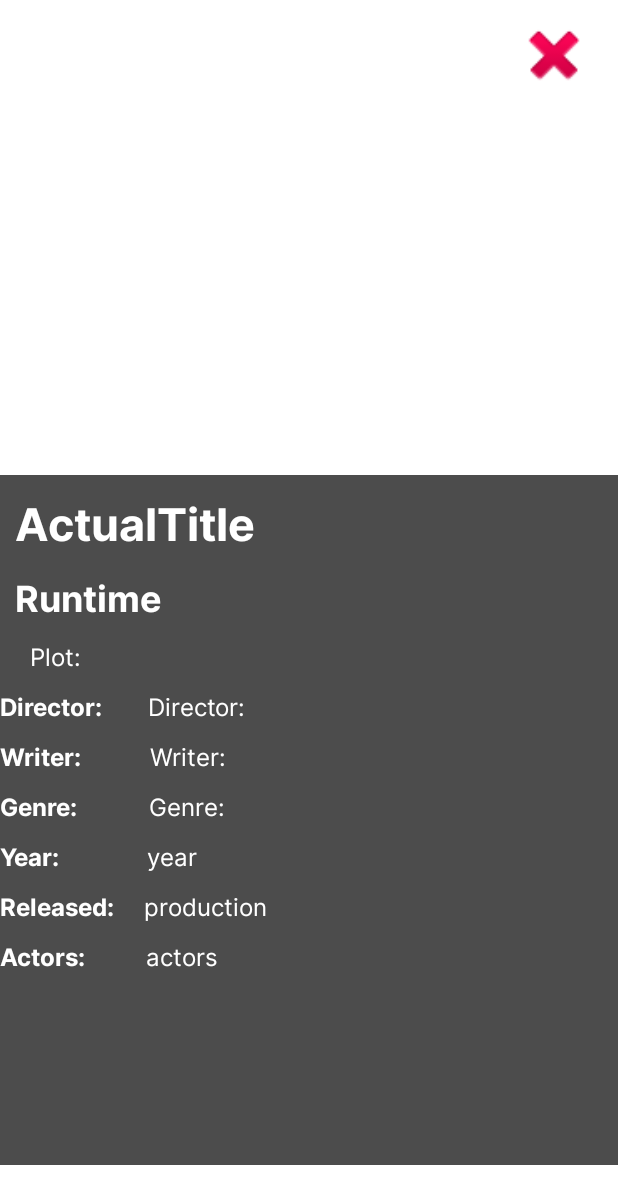
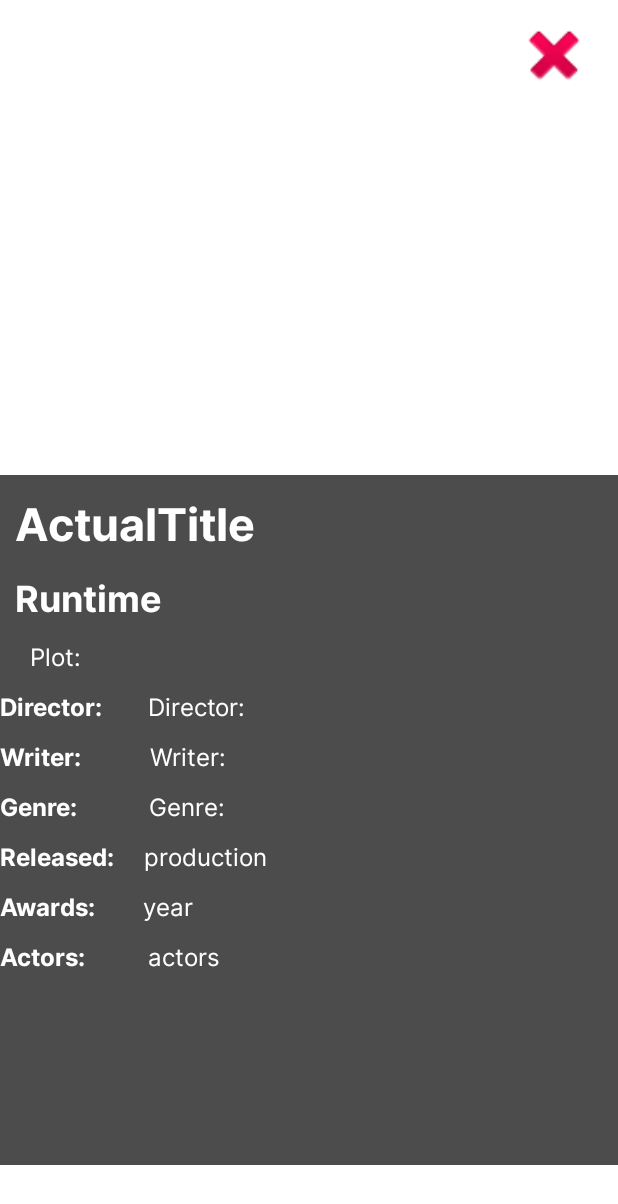
Before and after one commit to Filip-Ku/MovieMingle, an Android app: the FilmInfo screen opened directly, with no data from a screen before it, on a phone screen of 412 x 824 dp. Shown: the top 1204 px of the screen. Run offline under Robolectric (Android 15) with nearby library versions, the phone set to English and light mode, and no system bars; our stand-ins replace Picasso; pictures from the network do not load.

Commit message:
Drobne poprawki

```diff
--- a/src/main/java/com/example/moviemingle/ui/FilmAdapter.java
+++ b/src/main/java/com/example/moviemingle/ui/FilmAdapter.java
@@ -111,7 +111,7 @@ public class FilmAdapter extends RecyclerView.Adapter<FilmAdapter.ViewHolder> {
             if(film.getTime()!=null){
                 timeTextView.setText(film.getTime());
             } else {
-                timeTextView.setText("Nie znaleziono");
+                timeTextView.setText("Not found");
             }
 
             String firstDirector ="";
@@ -149,7 +149,7 @@ public class FilmAdapter extends RecyclerView.Adapter<FilmAdapter.ViewHolder> {
 
                 directorTextView.setText(firstDirector);
             } else {
-                directorTextView.setText("Nie znaleziono");
+                directorTextView.setText("Not found");
             }
     }
 }}
--- a/src/main/java/com/example/moviemingle/ui/FilmInfo.java
+++ b/src/main/java/com/example/moviemingle/ui/FilmInfo.java
@@ -66,7 +66,7 @@ public class FilmInfo extends AppCompatActivity {
                 directorTextView.setText(response.body().getDirector().toString());
                 writerTextView.setText(response.body().getWriter().toString());
                 genreTextView.setText(response.body().getGenre().toString());
-                yearTextView.setText(response.body().getYear().toString());
+                yearTextView.setText(response.body().getAwards().toString());
                 actorsTextView.setText(response.body().getActors().toString());
                 plotTextView.setText(response.body().getPlot().toString());
                 productionTextView.setText(response.body().getReleased().toString());
--- a/src/main/res/layout/filminfo_layout.xml
+++ b/src/main/res/layout/filminfo_layout.xml
@@ -169,34 +169,6 @@
         android:orientation="horizontal"
         android:layout_marginTop="10dp">
         <TextView
-            android:id="@+id/textView4"
-            android:layout_width="wrap_content"
-            android:layout_height="wrap_content"
-            android:fontFamily="@font/interbold"
-            android:text="Year:"
-            android:textColor="@color/white"
-            android:textSize="16dp"
-            tools:layout_editor_absoluteX="16dp"
-            tools:layout_editor_absoluteY="237dp" />
-
-        <TextView
-            android:id="@+id/yearTextView"
-            android:layout_width="wrap_content"
-            android:layout_height="wrap_content"
-            android:fontFamily="@font/interegular"
-            android:text="year"
-            android:textColor="@color/white"
-            android:textSize="16dp"
-            tools:layout_editor_absoluteX="115dp"
-            tools:layout_editor_absoluteY="237dp"
-            android:layout_marginLeft="58dp"/>
-    </LinearLayout>
-    <LinearLayout
-        android:layout_width="match_parent"
-        android:layout_height="wrap_content"
-        android:orientation="horizontal"
-        android:layout_marginTop="10dp">
-        <TextView
             android:id="@+id/textView5"
             android:layout_width="wrap_content"
             android:layout_height="wrap_content"
@@ -225,6 +197,34 @@
         android:orientation="horizontal"
         android:layout_marginTop="10dp">
         <TextView
+            android:id="@+id/textView4"
+            android:layout_width="wrap_content"
+            android:layout_height="wrap_content"
+            android:fontFamily="@font/interbold"
+            android:text="Awards:"
+            android:textColor="@color/white"
+            android:textSize="16dp"
+            tools:layout_editor_absoluteX="16dp"
+            tools:layout_editor_absoluteY="237dp" />
+
+        <TextView
+            android:id="@+id/yearTextView"
+            android:layout_width="wrap_content"
+            android:layout_height="wrap_content"
+            android:fontFamily="@font/interegular"
+            android:text="year"
+            android:textColor="@color/white"
+            android:textSize="16dp"
+            tools:layout_editor_absoluteX="115dp"
+            tools:layout_editor_absoluteY="237dp"
+            android:layout_marginLeft="32dp"/>
+    </LinearLayout>
+    <LinearLayout
+        android:layout_width="match_parent"
+        android:layout_height="wrap_content"
+        android:orientation="horizontal"
+        android:layout_marginTop="10dp">
+        <TextView
             android:id="@+id/textView6"
             android:layout_width="wrap_content"
             android:layout_height="wrap_content"
@@ -245,7 +245,7 @@
             android:textSize="16dp"
             tools:layout_editor_absoluteX="115dp"
             tools:layout_editor_absoluteY="297dp"
-            android:layout_marginLeft="40dp"/>
+            android:layout_marginLeft="41dp"/>
     </LinearLayout>
     </LinearLayout>
 
```
Also changed, not shown: src/main/java/com/example/moviemingle/ui/Film.java (+8 -1 lines).
